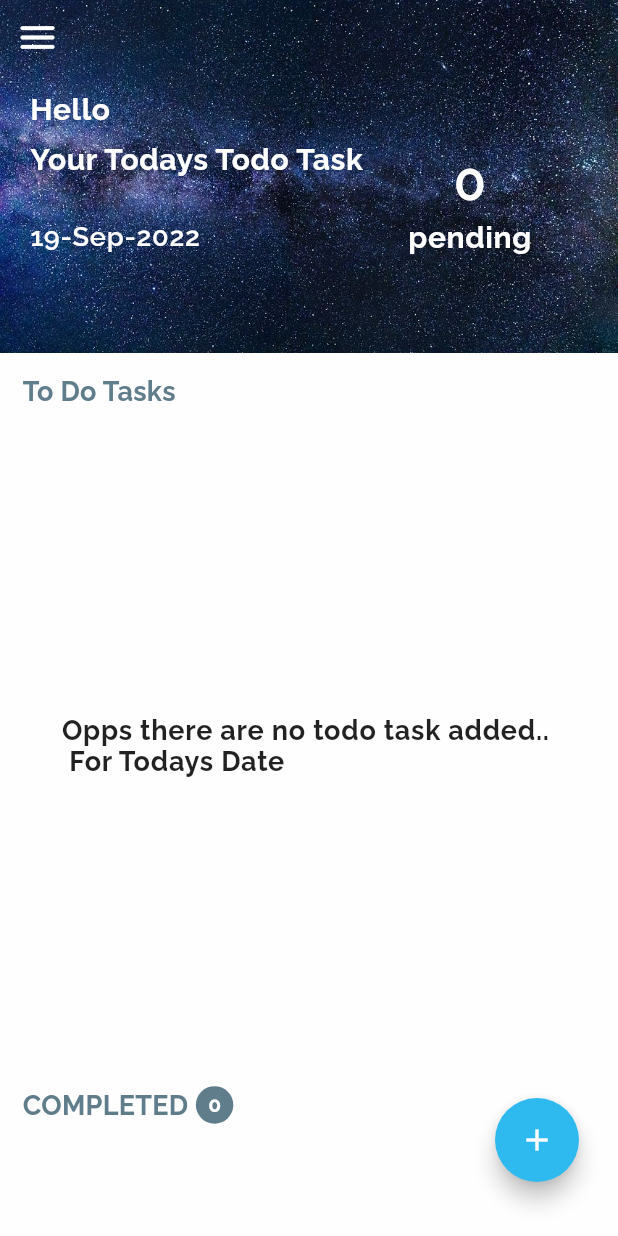
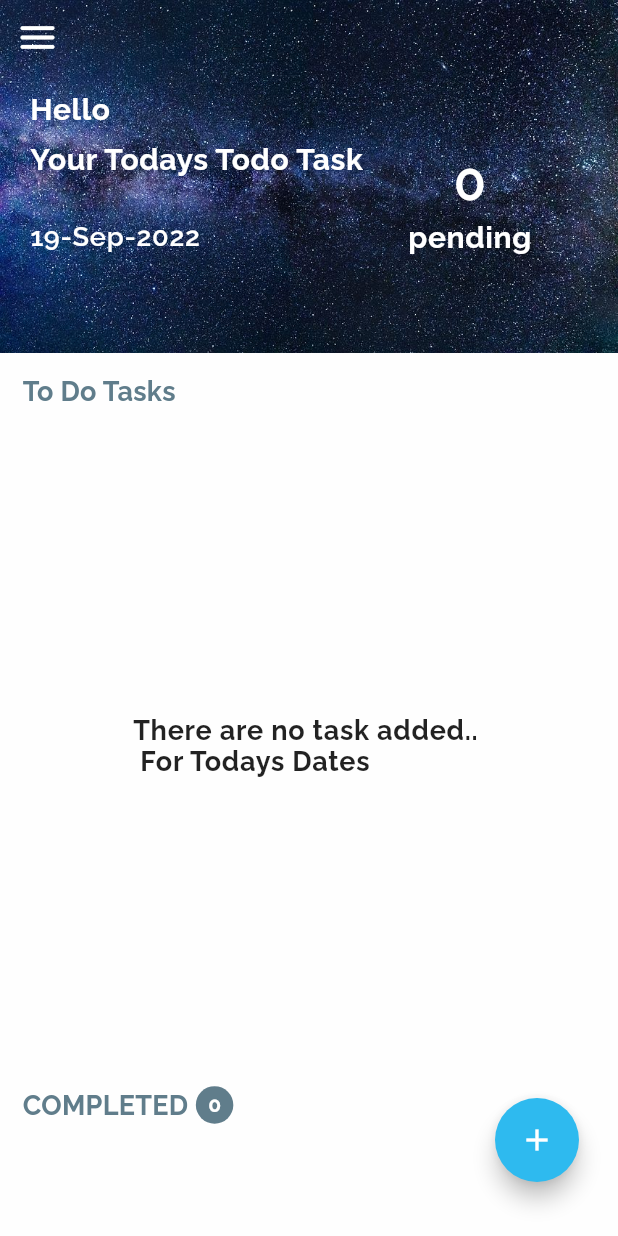
Before and after one commit to KeshavMurthy-H-T/Flutter-Todo-With-Provider-and-Firebase-, a Flutter app: the HomePage screen opened directly, on a phone screen of 412 x 824 dp. Run offline on Flutter 3.47's test engine with Material 2 defaults, Android fonts, the phone set to English and light mode, and no system bars; our stand-ins replace cloud_firestore, firebase_auth, firebase_core, flutter_svg, google_fonts, google_sign_in; accounts and stored records are empty.

Commit message:
Message update

```diff
--- a/lib/pages/HomePage.dart
+++ b/lib/pages/HomePage.dart
@@ -137,7 +137,7 @@ class _MyHomePageState extends State<HomePage> {
                             if (todoData.todaysTodo.isEmpty) {
                               return Center(
                                   child: Text(
-                                "Opps there are no todo task added.. \n For Todays Date",
+                                "There are no task added.. \n For Todays Dates",
                                 style: Constants.textHeader(context),
                               ));
                             } else if (todoData.todaysTodo.isNotEmpty) {
```
